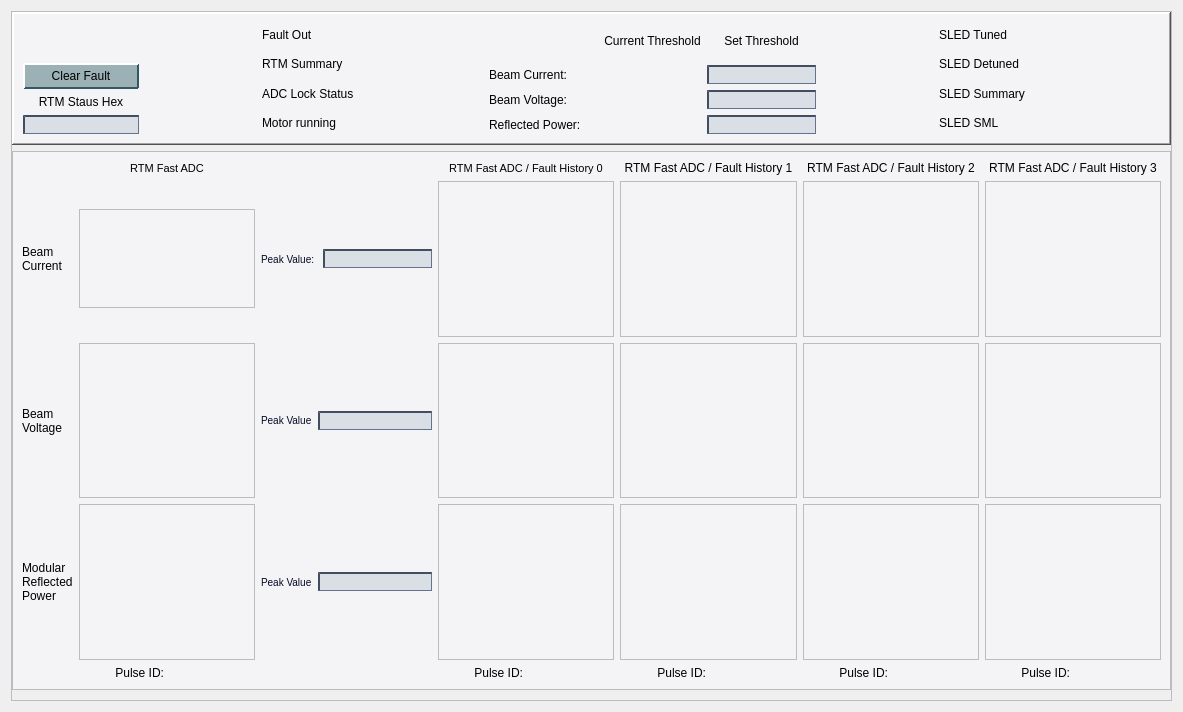
cristinasewell/ATCA_PyDM_Screens, file new_look/rtm.ui: the form before one commit.
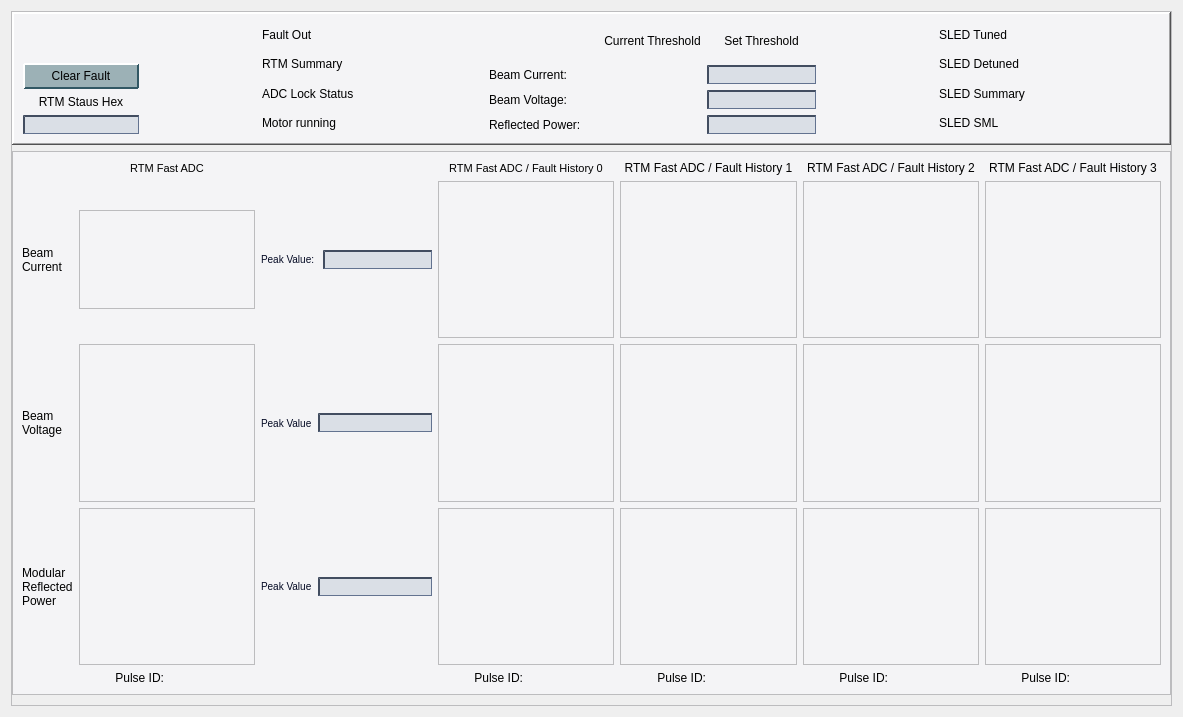
The form after the commit. Custom widgets are drawn as their Qt base class.

Commit message: FIX - trying to see if the sled bits will show up now, changed the layout

What changed in the file:
```diff
--- a/new_look/rtm.ui
+++ b/new_look/rtm.ui
@@ -7,7 +7,7 @@
     <x>0</x>
     <y>0</y>
     <width>1183</width>
-    <height>712</height>
+    <height>717</height>
    </rect>
   </property>
   <property name="windowTitle">
@@ -181,7 +181,7 @@
         <x>0</x>
         <y>0</y>
         <width>1167</width>
-        <height>696</height>
+        <height>701</height>
        </rect>
       </property>
       <layout class="QVBoxLayout" name="verticalLayout_2" stretch="0,1,0">
```
The commit also changes 1 other file.
